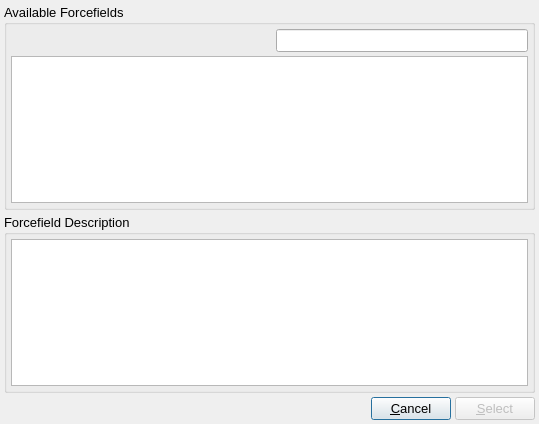
This is src/gui/selectforcefielddialog.ui in disorderedmaterials/dissolve as Qt 5 draws it before an edit. The edited form follows.
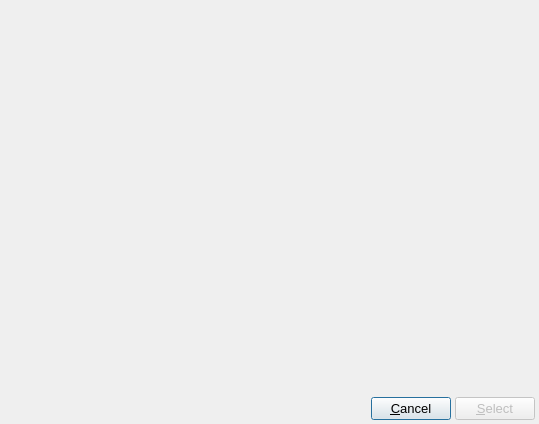
This is the edited form. Icons and pictures are not drawn.

Commit message: Add SelectForcefieldWidget, now used in the associated dialog.

```diff
--- a/src/gui/selectforcefielddialog.ui
+++ b/src/gui/selectforcefielddialog.ui
@@ -35,120 +35,13 @@
     <number>4</number>
    </property>
    <item>
-    <widget class="QGroupBox" name="ForcefieldsGroup">
-     <property name="title">
-      <string>Available Forcefields</string>
+    <widget class="QWidget" name="ForcefieldWidget" native="true">
+     <property name="sizePolicy">
+      <sizepolicy hsizetype="Preferred" vsizetype="Expanding">
+       <horstretch>0</horstretch>
+       <verstretch>0</verstretch>
+      </sizepolicy>
      </property>
-     <layout class="QVBoxLayout" name="verticalLayout">
-      <property name="spacing">
-       <number>4</number>
-      </property>
-      <property name="leftMargin">
-       <number>4</number>
-      </property>
-      <property name="topMargin">
-       <number>4</number>
-      </property>
-      <property name="rightMargin">
-       <number>4</number>
-      </property>
-      <property name="bottomMargin">
-       <number>4</number>
-      </property>
-      <item>
-       <layout class="QHBoxLayout" name="horizontalLayout">
-        <property name="spacing">
-         <number>4</number>
-        </property>
-        <item>
-         <spacer name="horizontalSpacer">
-          <property name="orientation">
-           <enum>Qt::Horizontal</enum>
-          </property>
-          <property name="sizeHint" stdset="0">
-           <size>
-            <width>40</width>
-            <height>20</height>
-           </size>
-          </property>
-         </spacer>
-        </item>
-        <item>
-         <widget class="QLabel" name="FilterLabel">
-          <property name="maximumSize">
-           <size>
-            <width>20</width>
-            <height>20</height>
-           </size>
-          </property>
-          <property name="text">
-           <string/>
-          </property>
-          <property name="pixmap">
-           <pixmap resource="main.qrc">:/general/icons/general_filter.svg</pixmap>
-          </property>
-          <property name="scaledContents">
-           <bool>true</bool>
-          </property>
-         </widget>
-        </item>
-        <item>
-         <widget class="QLineEdit" name="FilterEdit">
-          <property name="toolTip">
-           <string>Filter templates by name / description</string>
-          </property>
-         </widget>
-        </item>
-       </layout>
-      </item>
-      <item>
-       <widget class="QListWidget" name="ForcefieldsList">
-        <property name="maximumSize">
-         <size>
-          <width>16777215</width>
-          <height>200</height>
-         </size>
-        </property>
-       </widget>
-      </item>
-     </layout>
-    </widget>
-   </item>
-   <item>
-    <widget class="QGroupBox" name="ForcefieldDetailsGroup">
-     <property name="title">
-      <string>Forcefield Description</string>
-     </property>
-     <layout class="QVBoxLayout" name="verticalLayout_2">
-      <property name="spacing">
-       <number>4</number>
-      </property>
-      <property name="leftMargin">
-       <number>4</number>
-      </property>
-      <property name="topMargin">
-       <number>4</number>
-      </property>
-      <property name="rightMargin">
-       <number>4</number>
-      </property>
-      <property name="bottomMargin">
-       <number>4</number>
-      </property>
-      <item>
-       <widget class="QTextEdit" name="ForcefieldDetailsTextEdit">
-        <property name="undoRedoEnabled">
-         <bool>false</bool>
-        </property>
-        <property name="readOnly">
-         <bool>true</bool>
-        </property>
-        <property name="textInteractionFlags">
-         <set>Qt::LinksAccessibleByMouse|Qt::TextSelectableByMouse</set>
-        </property>
-       </widget>
-      </item>
-     </layout>
     </widget>
    </item>
    <item>
```
The commit also changes 7 other files.
